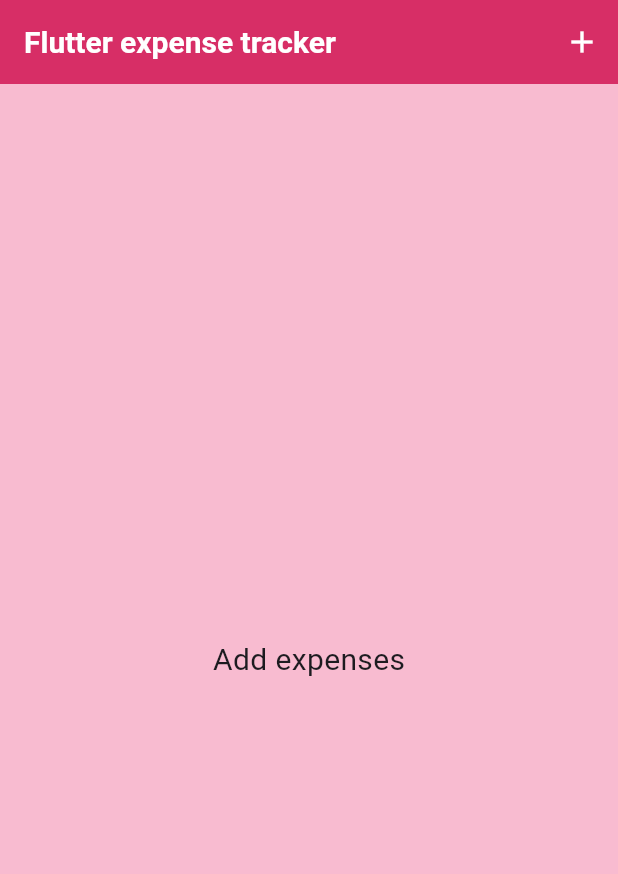
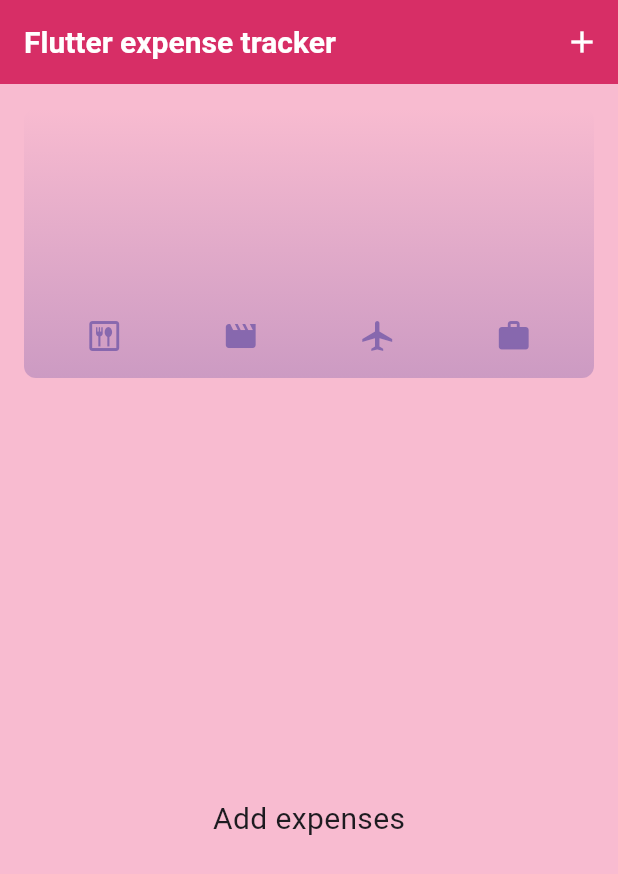
Before and after one commit to muskanmanvi110/Expense_tracker_app, a Flutter app: the screen it shows after launch, on a phone screen of 412 x 824 dp. Shown: the top 874 px of the screen. Run offline on Flutter 3.47's test engine with Material 3 defaults, Android fonts, the phone set to English and light mode, and no system bars.

Commit message:
added chart widget and did some themeing

```diff
--- a/lib/pages/expense_page.dart
+++ b/lib/pages/expense_page.dart
@@ -1,4 +1,5 @@
 import 'package:expense_tracker/model/expense.dart';
+import 'package:expense_tracker/widgets/charts/chart.dart';
 import 'package:expense_tracker/widgets/expenses/expenses_list.dart';
 import 'package:expense_tracker/widgets/new_expenses/new_expenses.dart';
 import 'package:flutter/material.dart';
@@ -71,6 +72,7 @@ class _ExpensePageState extends State<ExpensePage> {
       ),
       body:Column(
         children: [
+          Chart(expenses: registeredexpensed),
           Expanded(child: maincontent)
         ],
       )
--- /dev/null
+++ b/lib/widgets/charts/chart.dart
@@ -0,0 +1,94 @@
+import 'package:expense_tracker/model/expense.dart';
+import 'package:expense_tracker/widgets/charts/chart_bar.dart';
+import 'package:flutter/material.dart';
+
+class Chart extends StatelessWidget {
+  const Chart({super.key, required this.expenses});
+
+  final List<Expense> expenses;
+
+  List<ExpenseBucket> get buckets {
+    return [
+      ExpenseBucket.forcategory(expenses, Category.food),
+      ExpenseBucket.forcategory(expenses, Category.leisure),
+      ExpenseBucket.forcategory(expenses, Category.travel),
+      ExpenseBucket.forcategory(expenses, Category.work),
+    ];
+  }
+
+  double get maxTotalExpense {
+    double maxTotalExpense = 0;
+
+    for (final bucket in buckets) {
+      if (bucket.retrunsum > maxTotalExpense) {
+        maxTotalExpense = bucket.retrunsum;
+      }
+    }
+
+    return maxTotalExpense;
+  }
+
+  @override
+  Widget build(BuildContext context) {
+    final isDarkMode =
+        MediaQuery.of(context).platformBrightness == Brightness.dark;
+    return Container(
+      margin: const EdgeInsets.all(16),
+      padding: const EdgeInsets.symmetric(
+        vertical: 16,
+        horizontal: 8,
+      ),
+      width: double.infinity,
+      height: 180,
+      decoration: BoxDecoration(
+        borderRadius: BorderRadius.circular(8),
+        gradient: LinearGradient(
+          colors: [
+            Theme.of(context).colorScheme.primary.withOpacity(0.3),
+            Theme.of(context).colorScheme.primary.withOpacity(0.0)
+          ],
+          begin: Alignment.bottomCenter,
+          end: Alignment.topCenter,
+        ),
+      ),
+      child: Column(
+        children: [
+          Expanded(
+            child: Row(
+              crossAxisAlignment: CrossAxisAlignment.end,
+              children: [
+                for (final bucket in buckets) // alternative to map()
+                  ChartBar(
+                    fill: bucket.retrunsum == 0
+                        ? 0
+                        : bucket.retrunsum / maxTotalExpense,
+                  )
+              ],
+            ),
+          ),
+          const SizedBox(height: 12),
+          Row(
+            children: buckets
+                .map(
+                  (bucket) => Expanded(
+                    child: Padding(
+                      padding: const EdgeInsets.symmetric(horizontal: 4),
+                      child: Icon(
+                        categoryIcons[bucket.category],
+                        color: isDarkMode
+                            ? Theme.of(context).colorScheme.secondary
+                            : Theme.of(context)
+                                .colorScheme
+                                .primary
+                                .withOpacity(0.7),
+                      ),
+                    ),
+                  ),
+                )
+                .toList(),
+          )
+        ],
+      ),
+    );
+  }
+}
```
Also changed, not shown: lib/main.dart (+33 -0 lines), lib/widgets/charts/chart_bar.dart (added, +34 -0 lines).
